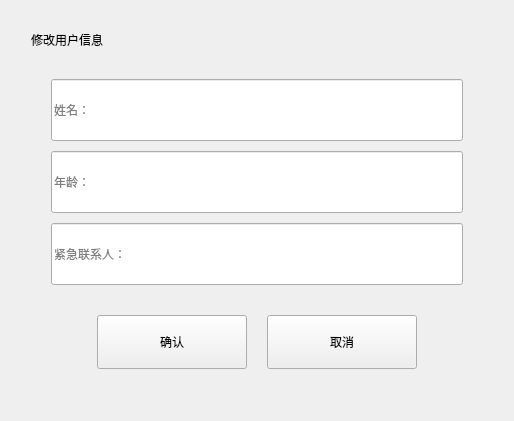
First picture: the form in QT_final/modifyuserinfo.ui, repository dwdwdw5163/Qt_ncnn_opencv, before the edit.
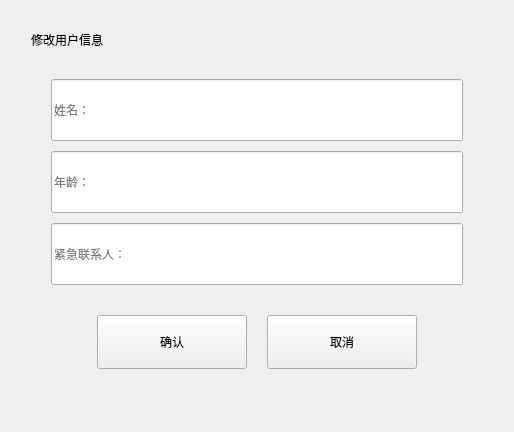
Second picture: the form after the edit.

The edit to the form file:
```diff
--- a/QT_final/modifyuserinfo.ui
+++ b/QT_final/modifyuserinfo.ui
@@ -7,7 +7,7 @@
     <x>0</x>
     <y>0</y>
     <width>514</width>
-    <height>421</height>
+    <height>432</height>
    </rect>
   </property>
   <property name="windowTitle">
```
